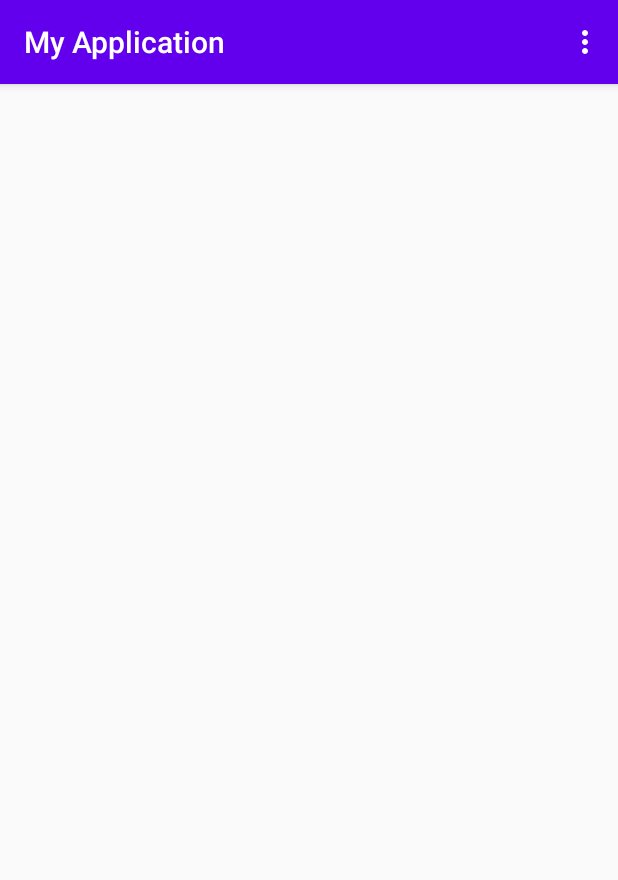
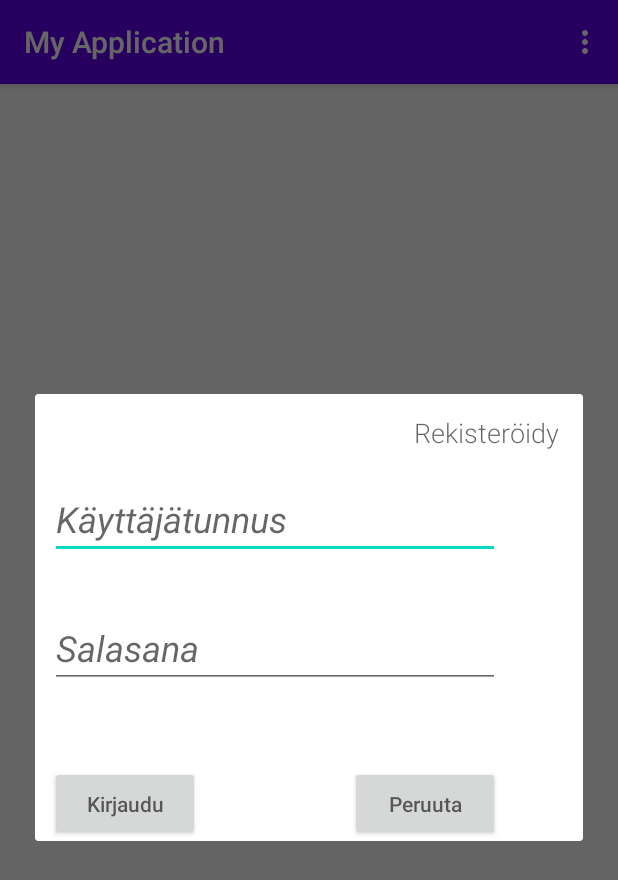
Before and after one commit to jage97/InnovaatioProjekti, an Android app: the sportList screen opened directly, with no data from a screen before it, in the options menu, after a tap on "Käyttäjä", on a phone screen of 412 x 824 dp. Shown: the top 880 px of the screen. Run offline under Robolectric (Android 15) with nearby library versions, the phone set to English and light mode, and no system bars; libraries missing offline, so code that uses them is left out: com.loopj.android, cz.msebera.android, jxl.read.biff; 2 statements that could not run were skipped.

Commit message:
UI-update

```diff
--- a/app/src/main/java/com/example/myapplication/sportList.java
+++ b/app/src/main/java/com/example/myapplication/sportList.java
@@ -4,9 +4,13 @@ import android.util.Log;
 import android.view.Menu;
 import android.view.MenuInflater;
 import android.view.MenuItem;
+import android.view.View;
+import android.widget.Button;
+import android.widget.EditText;
 import android.widget.Toast;
 
 import androidx.annotation.NonNull;
+import androidx.appcompat.app.AlertDialog;
 import androidx.appcompat.app.AppCompatActivity;
 import androidx.recyclerview.widget.LinearLayoutManager;
 import androidx.recyclerview.widget.RecyclerView;
@@ -34,6 +38,11 @@ public class sportList extends AppCompatActivity {
     AsyncHttpClient client;
     Workbook workbook;
     List<String> titles, addresses, cities, sports;
+    private AlertDialog.Builder dialogBuilder;
+    private AlertDialog dialog;
+    private EditText kayttaja, salasana;
+    private Button kirjauduButton, exitButton, rekButton;
+
     @Override
     protected void onCreate(android.os.Bundle savedInstanceState){
         super.onCreate(savedInstanceState);
@@ -100,15 +109,59 @@ public class sportList extends AppCompatActivity {
         switch (item.getItemId()){
             case R.id.kayttaja:
                 Toast.makeText(this, "kayttaja painettu", Toast.LENGTH_SHORT).show();
+                createNewContactDialog();
                 return true;
-            case R.id.rajaa:
-                Toast.makeText(this, "rajaa painettu", Toast.LENGTH_SHORT).show();
-                return true;
+            case R.id.rajaus:
+            Toast.makeText(this, "rajaa painettu", Toast.LENGTH_SHORT).show();
+            return true;
             case R.id.kartta:
                 Toast.makeText(this, "kartta painettu", Toast.LENGTH_SHORT).show();
                 return true;
-            default:
+            case R.id.rajaus1:
+                Toast.makeText(this, "rajaa 1 painettu", Toast.LENGTH_SHORT).show();
+                return true;
+            case R.id.rajaus2:
+                Toast.makeText(this, "rajaa 2 painettu", Toast.LENGTH_SHORT).show();
+                return true;
+            case R.id.rajaus3:
+                Toast.makeText(this, "rajaa 3 painettu", Toast.LENGTH_SHORT).show();
+                return true;
+
+                default:
                 return super.onOptionsItemSelected(item);
         }
     }
+    public void createNewContactDialog(){
+        dialogBuilder = new AlertDialog.Builder(this);
+        final View contactPopupView = getLayoutInflater().inflate(R.layout.popup, null);
+        kayttaja = (EditText) contactPopupView.findViewById(R.id.kayttaja);
+        salasana = (EditText) contactPopupView.findViewById(R.id.salasana);
+        kirjauduButton = (Button) contactPopupView.findViewById(R.id.kirjauduButton);
+        exitButton = (Button) contactPopupView.findViewById(R.id.exitButton);
+        rekButton = (Button) contactPopupView.findViewById(R.id.rekButton);
+
+        dialogBuilder.setView(contactPopupView);
+        dialog = dialogBuilder.create();
+        dialog.show();
+
+        exitButton.setOnClickListener(new View.OnClickListener() {
+            @Override
+            public void onClick(View v) {
+                dialog.dismiss();
+            }
+        });
+        kirjauduButton.setOnClickListener(new View.OnClickListener() {
+            @Override
+            public void onClick(View v) {
+                //sisaankirjautuminen tahan
+            }
+        });
+        rekButton.setOnClickListener(new View.OnClickListener() {
+            @Override
+            public void onClick(View v) {
+                //rekisterointi tahan
+            }
+        });
+    }
+
 }
--- /dev/null
+++ b/app/src/main/res/layout/popup.xml
@@ -0,0 +1,85 @@
+<?xml version="1.0" encoding="utf-8"?>
+<androidx.constraintlayout.widget.ConstraintLayout xmlns:android="http://schemas.android.com/apk/res/android"
+    xmlns:app="http://schemas.android.com/apk/res-auto"
+    xmlns:tools="http://schemas.android.com/tools"
+    android:id="@+id/Kirjaudu"
+    android:layout_width="match_parent"
+    android:layout_height="match_parent">
+
+    <EditText
+        android:id="@+id/kayttaja"
+        android:layout_width="300dp"
+        android:layout_height="50dp"
+        android:layout_marginStart="10dp"
+        android:layout_marginLeft="10dp"
+        android:layout_marginTop="60dp"
+        android:layout_marginEnd="55dp"
+        android:layout_marginRight="55dp"
+        android:layout_marginBottom="10dp"
+        android:hint="Käyttäjätunnus"
+        android:singleLine="false"
+        android:textSize="24sp"
+        android:textStyle="italic"
+        app:layout_constraintBottom_toTopOf="@+id/salasana"
+        app:layout_constraintEnd_toEndOf="parent"
+        app:layout_constraintHorizontal_bias="0.0"
+        app:layout_constraintStart_toStartOf="parent"
+        app:layout_constraintTop_toTopOf="parent" />
+
+    <EditText
+        android:id="@+id/salasana"
+        android:layout_width="300dp"
+        android:layout_height="50dp"
+        android:layout_marginStart="10dp"
+        android:layout_marginLeft="10dp"
+        android:layout_marginTop="36dp"
+        android:layout_marginEnd="55dp"
+        android:layout_marginRight="55dp"
+        android:hint="Salasana"
+        android:textSize="24sp"
+        android:textStyle="italic"
+        app:layout_constraintEnd_toEndOf="parent"
+        app:layout_constraintHorizontal_bias="0.0"
+        app:layout_constraintStart_toStartOf="parent"
+        app:layout_constraintTop_toBottomOf="@+id/kayttaja" />
+
+    <Button
+        android:id="@+id/kirjauduButton"
+        android:layout_width="100dp"
+        android:layout_height="50dp"
+        android:layout_marginStart="10dp"
+        android:layout_marginLeft="10dp"
+        android:layout_marginTop="52dp"
+        android:layout_marginEnd="25dp"
+        android:layout_marginRight="25dp"
+        android:hint="Kirjaudu"
+        app:layout_constraintEnd_toStartOf="@+id/exitButton"
+        app:layout_constraintStart_toStartOf="parent"
+        app:layout_constraintTop_toBottomOf="@+id/salasana" />
+
+    <Button
+        android:id="@+id/exitButton"
+        android:layout_width="100dp"
+        android:layout_height="50dp"
+        android:layout_marginStart="100dp"
+        android:layout_marginLeft="100dp"
+        android:layout_marginTop="52dp"
+        android:hint="Peruuta"
+        app:layout_constraintStart_toEndOf="@+id/kirjauduButton"
+        app:layout_constraintTop_toBottomOf="@+id/salasana" />
+
+    <Button
+        android:id="@+id/rekButton"
+        style="@style/Widget.AppCompat.Button.Borderless"
+        android:layout_width="wrap_content"
+        android:layout_height="wrap_content"
+        android:layout_marginTop="2dp"
+        android:layout_marginEnd="4dp"
+        android:layout_marginRight="4dp"
+        android:fontFamily="sans-serif-light"
+        android:text="Rekisteröidy"
+        android:textAppearance="@style/TextAppearance.AppCompat.Medium"
+        app:layout_constraintEnd_toEndOf="parent"
+        app:layout_constraintTop_toTopOf="parent" />
+
+</androidx.constraintlayout.widget.ConstraintLayout>
--- a/app/src/main/res/menu/menu_scrolling.xml
+++ b/app/src/main/res/menu/menu_scrolling.xml
@@ -7,11 +7,32 @@
         android:orderInCategory="100"
         android:title="Käyttäjä"
         app:showAsAction="never" />
+
     <item
-        android:id="@+id/rajaa"
+        android:id="@+id/rajaus"
         android:orderInCategory="100"
         android:title="Rajaus"
-        app:showAsAction="never" />
+        app:showAsAction="never">
+        <menu>
+           <item
+               android:id="@+id/rajaus1"
+               android:orderInCategory="100"
+               android:title="Rajaus1"
+               app:showAsAction="never"/>
+            <item
+                android:id="@+id/rajaus2"
+                android:orderInCategory="100"
+                android:title="Rajaus2"
+                app:showAsAction="never"/>
+            <item
+                android:id="@+id/rajaus3"
+                android:orderInCategory="100"
+                android:title="Rajaus3"
+                app:showAsAction="never"/>
+        </menu>
+    </item>
+
+
     <item
         android:id="@+id/kartta"
         android:orderInCategory="100"
```
